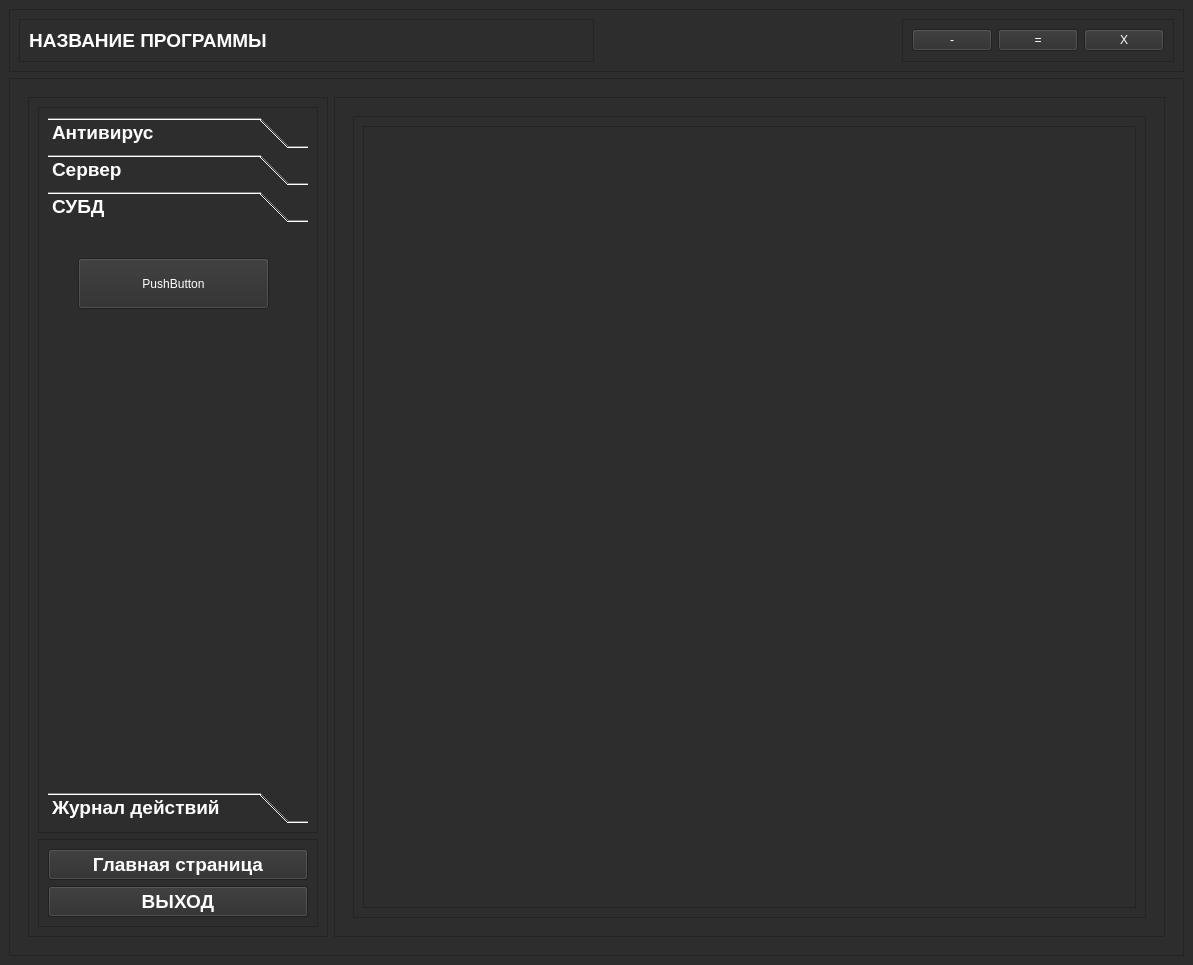
Before: the Qt Designer form GUI/system_gui.ui in GhostTonyRus/Antivirus, drawn with Qt 5.
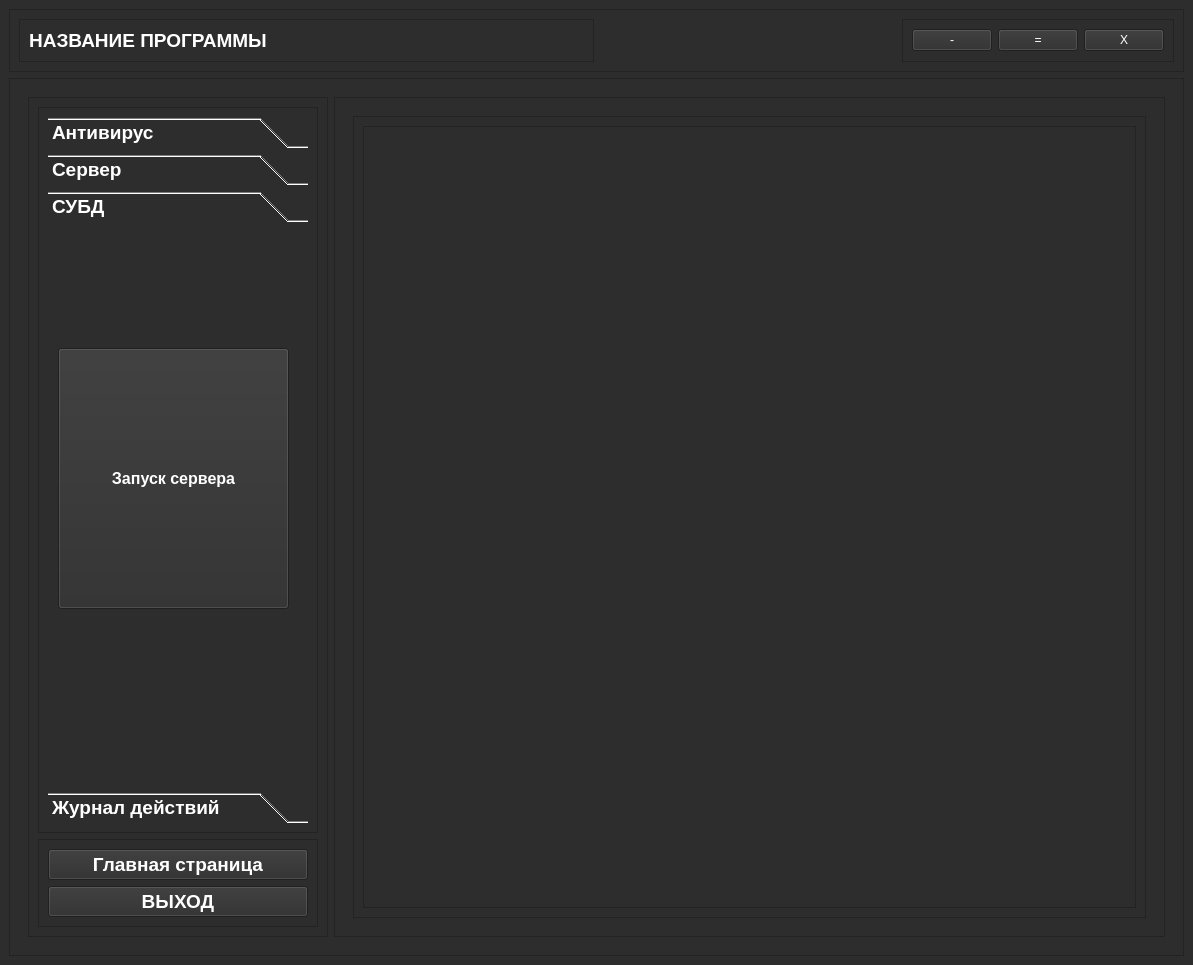
After: the same form once the commit is applied. The open tabs and pages were chosen to show the change.

```diff
--- a/GUI/system_gui.ui
+++ b/GUI/system_gui.ui
@@ -559,18 +559,30 @@
                     <attribute name="label">
                      <string>СУБД</string>
                     </attribute>
-                    <widget class="QPushButton" name="pushButton_15">
+                    <widget class="QSplitter" name="splitter_3">
                      <property name="geometry">
                       <rect>
-                       <x>30</x>
-                       <y>30</y>
-                       <width>191</width>
-                       <height>51</height>
+                       <x>10</x>
+                       <y>120</y>
+                       <width>231</width>
+                       <height>261</height>
                       </rect>
                      </property>
-                     <property name="text">
-                      <string>PushButton</string>
+                     <property name="orientation">
+                      <enum>Qt::Vertical</enum>
                      </property>
+                     <widget class="QPushButton" name="btn_show_databases">
+                      <property name="font">
+                       <font>
+                        <pointsize>12</pointsize>
+                        <weight>75</weight>
+                        <bold>true</bold>
+                       </font>
+                      </property>
+                      <property name="text">
+                       <string>Запуск сервера</string>
+                      </property>
+                     </widget>
                     </widget>
                    </widget>
                    <widget class="QWidget" name="page_4">
```
Left out of the diff: 20 changed lines with no effect on the pictures.
